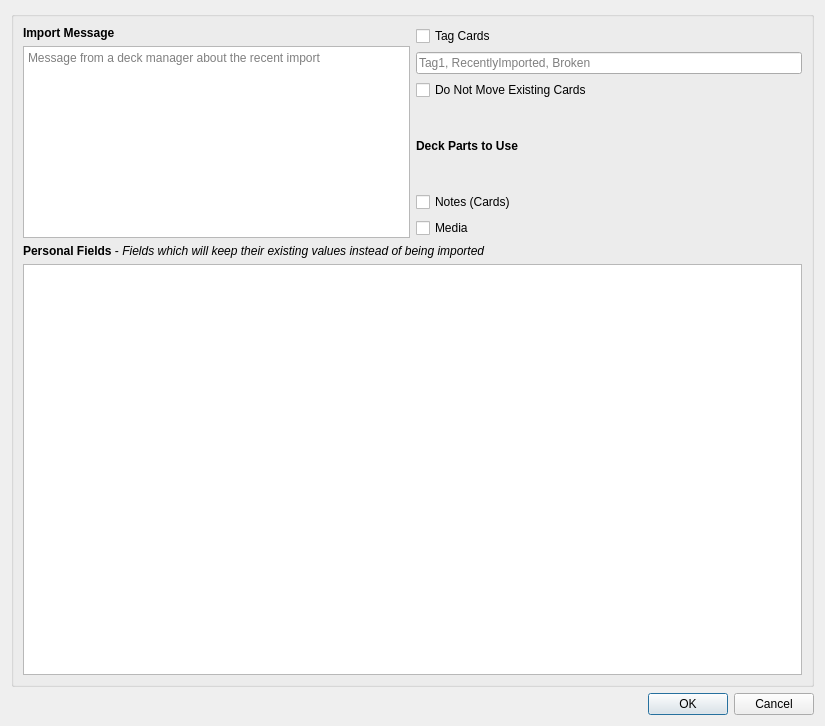
Qt form ui_files/import.ui (Stvad/CrowdAnki) before a commit.
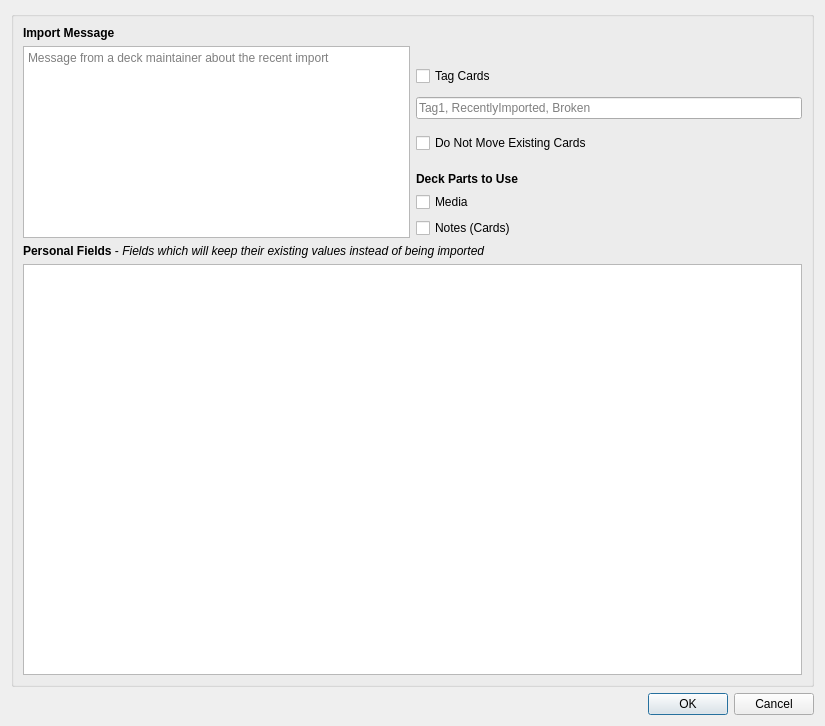
The same form after that commit.

Commit message: Fix Unit Test Imports and UI Layout/Wording

```diff
--- a/ui_files/import.ui
+++ b/ui_files/import.ui
@@ -29,8 +29,14 @@
             <property name="spacing">
              <number>6</number>
             </property>
+            <property name="sizeConstraint">
+             <enum>QLayout::SetMinimumSize</enum>
+            </property>
             <item>
              <layout class="QHBoxLayout" name="horizontalLayout_2">
+              <property name="sizeConstraint">
+               <enum>QLayout::SetDefaultConstraint</enum>
+              </property>
               <item>
                <layout class="QVBoxLayout" name="verticalLayout_4">
                 <item>
@@ -43,13 +49,13 @@
                 <item>
                  <widget class="QTextBrowser" name="import_message_textbox">
                   <property name="sizePolicy">
-                   <sizepolicy hsizetype="Expanding" vsizetype="Minimum">
+                   <sizepolicy hsizetype="Expanding" vsizetype="Preferred">
                     <horstretch>0</horstretch>
                     <verstretch>0</verstretch>
                    </sizepolicy>
                   </property>
                   <property name="placeholderText">
-                   <string>Message from a deck manager about the recent import</string>
+                   <string>Message from a deck maintainer about the recent import</string>
                   </property>
                  </widget>
                 </item>
@@ -59,6 +65,22 @@
                <layout class="QVBoxLayout" name="verticalLayout_3">
                 <item>
                  <layout class="QVBoxLayout" name="verticalLayout_6">
+                  <item>
+                   <spacer name="verticalSpacer">
+                    <property name="orientation">
+                     <enum>Qt::Vertical</enum>
+                    </property>
+                    <property name="sizeType">
+                     <enum>QSizePolicy::Minimum</enum>
+                    </property>
+                    <property name="sizeHint" stdset="0">
+                     <size>
+                      <width>20</width>
+                      <height>40</height>
+                     </size>
+                    </property>
+                   </spacer>
+                  </item>
                   <item>
                    <widget class="QCheckBox" name="cb_tag_cards">
                     <property name="text">
@@ -66,41 +88,42 @@
                     </property>
                    </widget>
                   </item>
-                  <item>
+                  <item alignment="Qt::AlignBottom">
                    <widget class="QLineEdit" name="textedit_tags">
                     <property name="placeholderText">
                      <string>Tag1, RecentlyImported, Broken</string>
                     </property>
                    </widget>
                   </item>
-                  <item>
+                  <item alignment="Qt::AlignBottom">
                    <widget class="QCheckBox" name="cb_ignore_move_cards">
                     <property name="text">
                      <string>Do Not Move Existing Cards</string>
                     </property>
                    </widget>
                   </item>
-                 </layout>
-                </item>
-                <item>
-                 <layout class="QVBoxLayout" name="verticalLayout_7">
-                  <item>
+                  <item alignment="Qt::AlignBottom">
                    <widget class="QLabel" name="label_2">
                     <property name="enabled">
                      <bool>true</bool>
                     </property>
+                    <property name="sizePolicy">
+                     <sizepolicy hsizetype="Minimum" vsizetype="Minimum">
+                      <horstretch>0</horstretch>
+                      <verstretch>0</verstretch>
+                     </sizepolicy>
+                    </property>
+                    <property name="minimumSize">
+                     <size>
+                      <width>1</width>
+                      <height>1</height>
+                     </size>
+                    </property>
                     <property name="text">
                      <string>&lt;html&gt;&lt;head/&gt;&lt;body&gt;&lt;p&gt;&lt;span style=&quot; font-weight:600;&quot;&gt;Deck Parts to Use&lt;/span&gt;&lt;/p&gt;&lt;/body&gt;&lt;/html&gt;</string>
                     </property>
                    </widget>
                   </item>
-                  <item>
-                   <widget class="QCheckBox" name="cb_notes">
-                    <property name="text">
-                     <string>Notes (Cards)</string>
-                    </property>
-                   </widget>
-                  </item>
                   <item>
                    <widget class="QCheckBox" name="cb_media">
                     <property name="text">
@@ -108,6 +131,13 @@
                     </property>
                    </widget>
                   </item>
+                  <item>
+                   <widget class="QCheckBox" name="cb_notes">
+                    <property name="text">
+                     <string>Notes (Cards)</string>
+                    </property>
+                   </widget>
+                  </item>
                  </layout>
                 </item>
                </layout>
```
Left out of the diff: 26 changed lines with no effect on the pictures. The commit also changes 3 other files.
